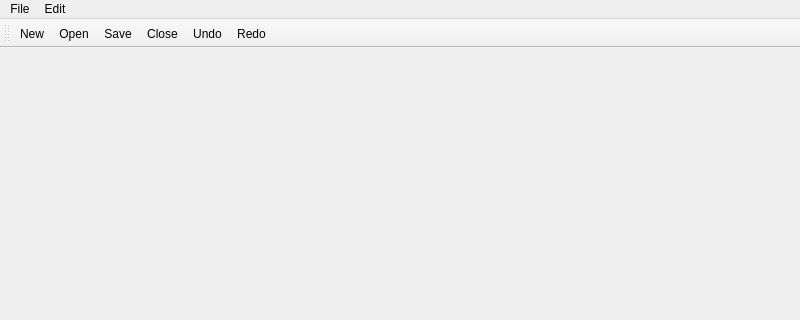
Above: forms/notepad.ui from victorbnl/notepad-sharp before the change; both pictures show x 0 to 800 and y 0 to 320 of the 800 by 600 pixel window. Below: the same form after it.
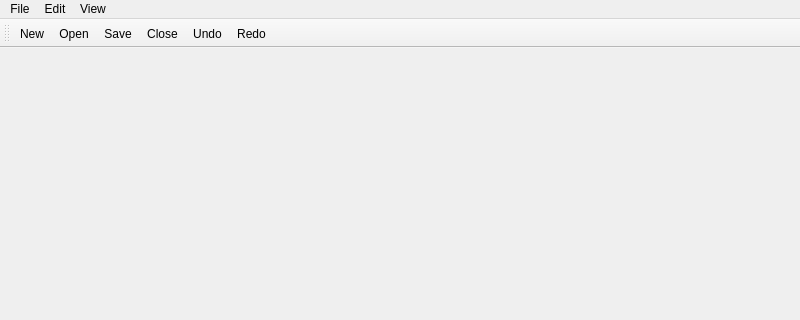
That is the form after the change. Icons and pictures are not drawn. Custom widgets are drawn as their Qt base class.

Commit message: Add line wrap toggle

Diff of the .ui file:
```diff
--- a/forms/notepad.ui
+++ b/forms/notepad.ui
@@ -65,8 +65,15 @@
     <addaction name="actionUndo"/>
     <addaction name="actionRedo"/>
    </widget>
+   <widget class="QMenu" name="menuView">
+    <property name="title">
+     <string>View</string>
+    </property>
+    <addaction name="actionLineWrap"/>
+   </widget>
    <addaction name="menuFile"/>
    <addaction name="menuEdit"/>
+   <addaction name="menuView"/>
   </widget>
   <widget class="StatusBar" name="statusbar"/>
   <widget class="QToolBar" name="toolBar">
```
Left out of the diff: 28 changed lines with no effect on the pictures. The commit also changes 2 other files.
